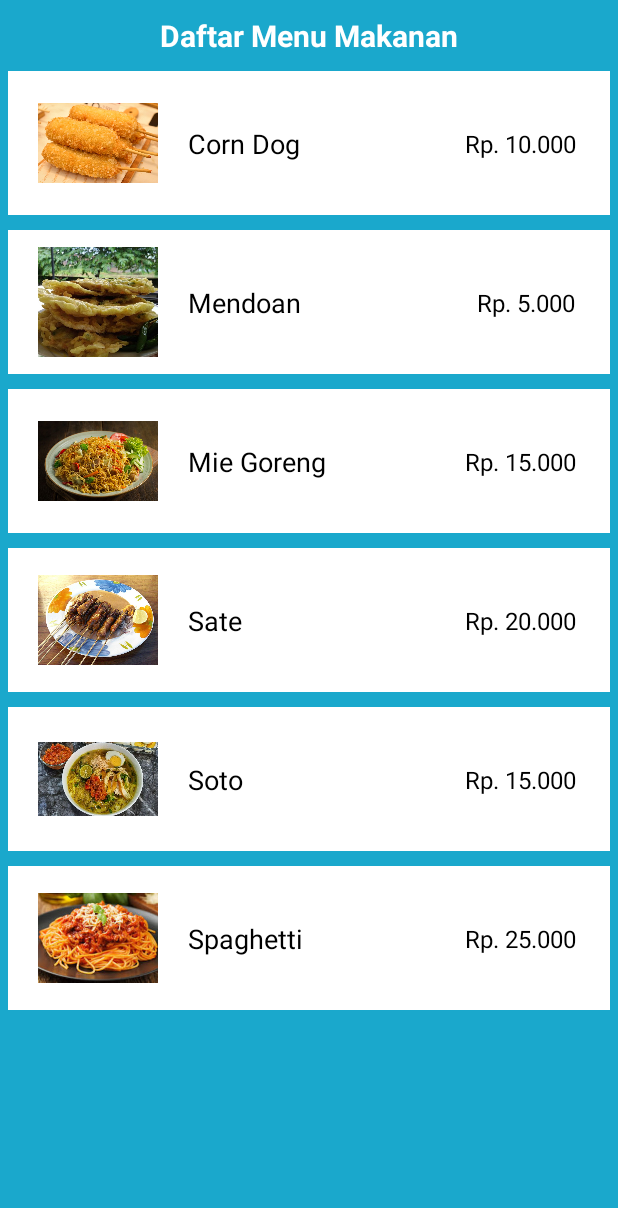
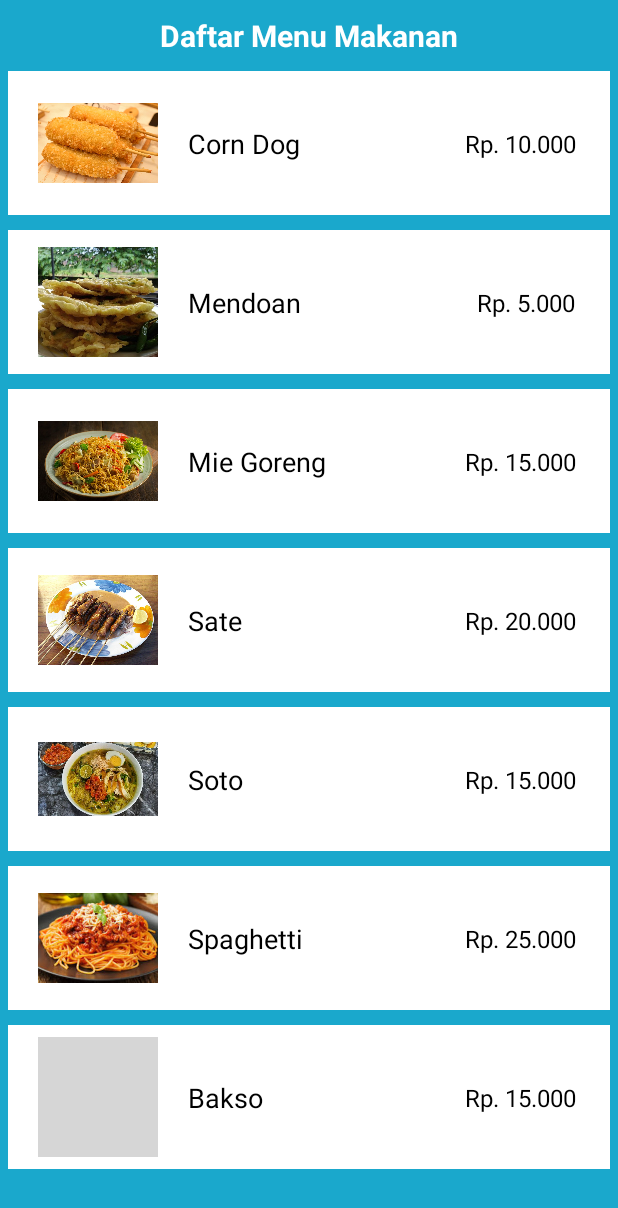
Before and after one commit to zamysyah/Aplikasi-Menu-Makanan, an Android app: the screen it shows after launch (MainActivity), on a phone screen of 412 x 824 dp. Shown: the top 1208 px of the screen. Run offline under Robolectric (Android 15) with nearby library versions, the phone set to English and light mode, and no system bars; grey boxes are pictures that could not be loaded.

Commit message:
first commit

```diff
--- a/app/src/main/java/com/almas27/aplikasimenumakanan/MainActivity.java
+++ b/app/src/main/java/com/almas27/aplikasimenumakanan/MainActivity.java
@@ -52,6 +52,10 @@ public class MainActivity extends AppCompatActivity {
                 "Rp. 25.000",
                 "Spaghetti adalah makanan khas Italia yang terbuat dari tepung terigu yang dibentuk menjadi pasta dan ditambah dengan berbagai macam bumbu. Spaghetti biasanya disajikan dengan keju parmesan dan daging sapi.",
                 R.drawable.spaghetti));
+        listMakanan.add(new Kuliner("Bakso",
+                "Rp. 15.000",
+                "Bakso adalah makanan khas Indonesia yang dibuat dari campuran daging sapi dan tepung tapioka. Bakso biasanya disajikan dengan kuah kental dan sayuran dengan tambahan mie.",
+                R.drawable.bakso));
     }
 
 }
```
